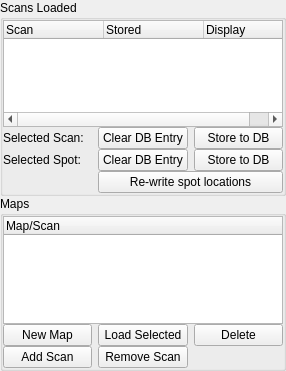
Before: the Qt Designer form lib/analysis/modules/Photostim/MapCtrlTemplate.ui in acq4/acq4, drawn with Qt 5.
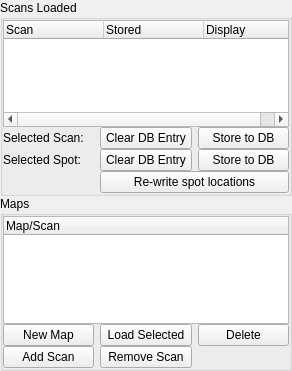
After: the same form once the commit is applied. Custom widgets are drawn as their Qt base class.

Commit message: photostim db ctrl can operate on multiple scans now

```diff
--- a/lib/analysis/modules/Photostim/MapCtrlTemplate.ui
+++ b/lib/analysis/modules/Photostim/MapCtrlTemplate.ui
@@ -6,7 +6,7 @@
    <rect>
     <x>0</x>
     <y>0</y>
-    <width>286</width>
+    <width>292</width>
     <height>371</height>
    </rect>
   </property>
```
Left out of the diff: 3 changed lines with no effect on the pictures. The commit also changes 2 other files.
